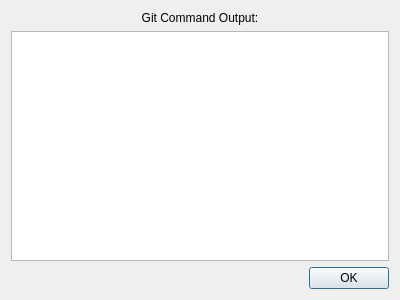
Above: ui/ugitCommandDialog.ui from git-cola/git-cola before the change. Below: the same form after it.
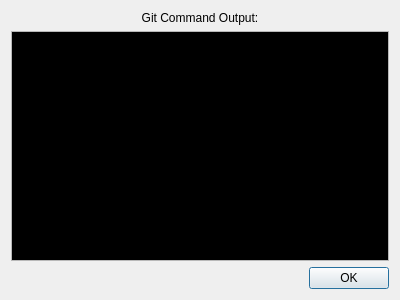
That is the form after the change.

```diff
--- a/ui/ugitCommandDialog.ui
+++ b/ui/ugitCommandDialog.ui
@@ -25,6 +25,133 @@
    </item>
    <item>
     <widget class="QTextEdit" name="commandText" >
+     <property name="palette" >
+      <palette>
+       <active>
+        <colorrole role="Text" >
+         <brush brushstyle="SolidPattern" >
+          <color alpha="255" >
+           <red>170</red>
+           <green>170</green>
+           <blue>127</blue>
+          </color>
+         </brush>
+        </colorrole>
+        <colorrole role="Base" >
+         <brush brushstyle="SolidPattern" >
+          <color alpha="255" >
+           <red>0</red>
+           <green>0</green>
+           <blue>0</blue>
+          </color>
+         </brush>
+        </colorrole>
+        <colorrole role="Highlight" >
+         <brush brushstyle="SolidPattern" >
+          <color alpha="255" >
+           <red>0</red>
+           <green>255</green>
+           <blue>0</blue>
+          </color>
+         </brush>
+        </colorrole>
+        <colorrole role="HighlightedText" >
+         <brush brushstyle="SolidPattern" >
+          <color alpha="255" >
+           <red>0</red>
+           <green>0</green>
+           <blue>0</blue>
+          </color>
+         </brush>
+        </colorrole>
+       </active>
+       <inactive>
+        <colorrole role="Text" >
+         <brush brushstyle="SolidPattern" >
+          <color alpha="255" >
+           <red>170</red>
+           <green>170</green>
+           <blue>127</blue>
+          </color>
+         </brush>
+        </colorrole>
+        <colorrole role="Base" >
+         <brush brushstyle="SolidPattern" >
+          <color alpha="255" >
+           <red>0</red>
+           <green>0</green>
+           <blue>0</blue>
+          </color>
+         </brush>
+        </colorrole>
+        <colorrole role="Highlight" >
+         <brush brushstyle="SolidPattern" >
+          <color alpha="255" >
+           <red>0</red>
+           <green>255</green>
+           <blue>0</blue>
+          </color>
+         </brush>
+        </colorrole>
+        <colorrole role="HighlightedText" >
+         <brush brushstyle="SolidPattern" >
+          <color alpha="255" >
+           <red>0</red>
+           <green>0</green>
+           <blue>0</blue>
+          </color>
+         </brush>
+        </colorrole>
+       </inactive>
+       <disabled>
+        <colorrole role="Text" >
+         <brush brushstyle="SolidPattern" >
+          <color alpha="255" >
+           <red>96</red>
+           <green>96</green>
+           <blue>96</blue>
+          </color>
+         </brush>
+        </colorrole>
+        <colorrole role="Base" >
+         <brush brushstyle="SolidPattern" >
+          <color alpha="255" >
+           <red>255</red>
+           <green>255</green>
+           <blue>255</blue>
+          </color>
+         </brush>
+        </colorrole>
+        <colorrole role="Highlight" >
+         <brush brushstyle="SolidPattern" >
+          <color alpha="255" >
+           <red>68</red>
+           <green>68</green>
+           <blue>68</blue>
+          </color>
+         </brush>
+        </colorrole>
+        <colorrole role="HighlightedText" >
+         <brush brushstyle="SolidPattern" >
+          <color alpha="255" >
+           <red>0</red>
+           <green>0</green>
+           <blue>0</blue>
+          </color>
+         </brush>
+        </colorrole>
+       </disabled>
+      </palette>
+     </property>
+     <property name="font" >
+      <font>
+       <family>Monospace</family>
+       <pointsize>13</pointsize>
+      </font>
+     </property>
+     <property name="acceptDrops" >
+      <bool>false</bool>
+     </property>
      <property name="readOnly" >
       <bool>true</bool>
      </property>
```
Left out of the diff: 4 changed lines with no effect on the pictures.
